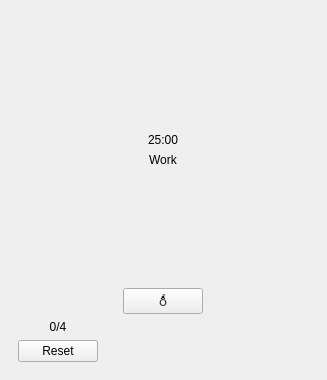
levirs565/potomat, file src/ui/mainwindow.ui: the form before one commit.
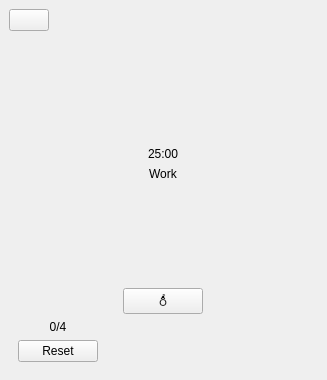
The form after the commit. Custom widgets are drawn as their Qt base class.

Commit message: integrating drawer with Pomodoro

```diff
--- a/src/ui/mainwindow.ui
+++ b/src/ui/mainwindow.ui
@@ -15,6 +15,13 @@
   </property>
   <widget class="QWidget" name="centralwidget">
    <layout class="QVBoxLayout" name="verticalLayout">
+    <item alignment="Qt::AlignLeft">
+     <widget class="QPushButton" name="pushButton">
+      <property name="text">
+       <string/>
+      </property>
+     </widget>
+    </item>
     <item>
      <widget class="QStackedWidget" name="stackedWidget">
       <property name="currentIndex">
```
The commit also changes 2 other files.
